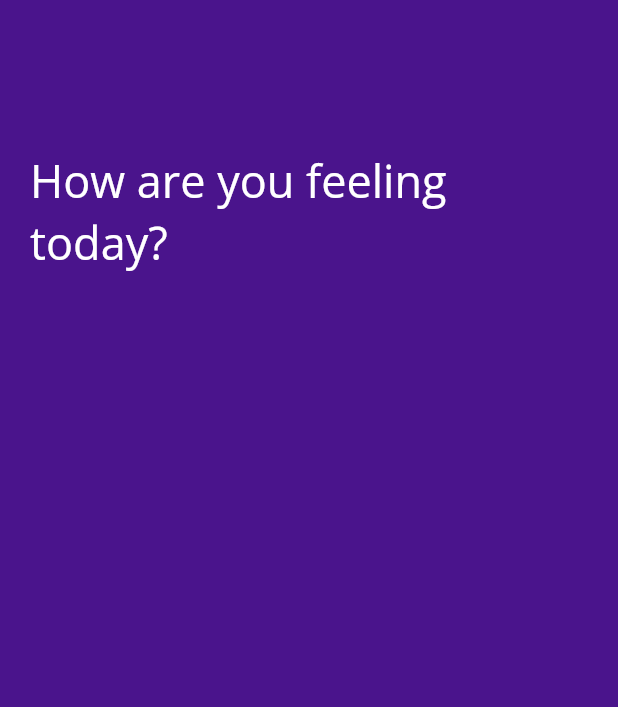
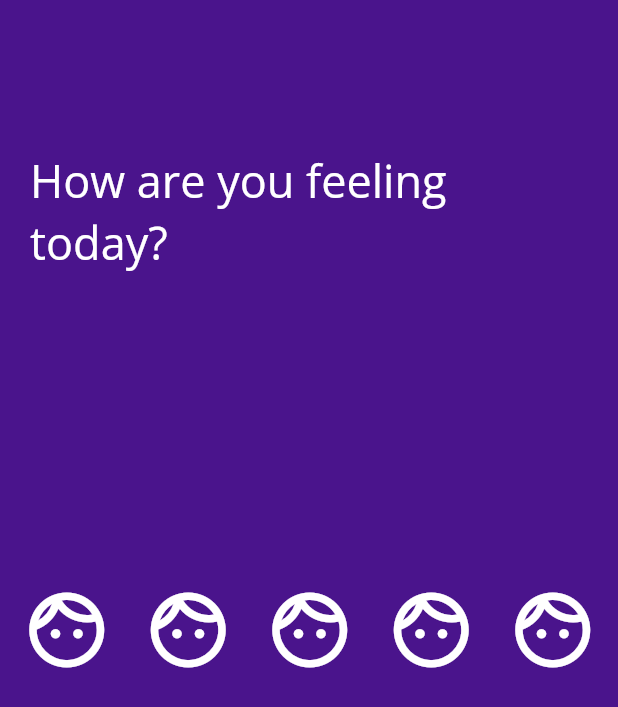
Before and after one commit to lyds214/Journey, a Flutter app: the Question screen opened directly, on a phone screen of 412 x 824 dp. Shown: the top 707 px of the screen. Run offline on Flutter 3.47's test engine with Material 2 defaults, Android fonts, the phone set to English and light mode, and no system bars; our stand-ins replace google_fonts; missing offline and left inert: fancy_on_boarding.

Commit message:
mood selector

```diff
--- a/journey/lib/questionnair/mood.dart
+++ b/journey/lib/questionnair/mood.dart
@@ -1,4 +1,5 @@
 import 'package:flutter/material.dart';
+import 'package:journey/music_selection.dart';
 
 class Question extends StatefulWidget {
   @override
@@ -8,7 +9,8 @@ class Question extends StatefulWidget {
 class _QuestionState extends State<Question> {
   @override
   Widget build(BuildContext context) {
-    return Column(
+    return Scaffold(
+      body: Column(
         mainAxisAlignment: MainAxisAlignment.start,
         children: <Widget>[
           Center(
@@ -24,9 +26,83 @@ class _QuestionState extends State<Question> {
           ),
           Column(
             mainAxisAlignment: MainAxisAlignment.center,
-          children: <Widget>[Row()],
+            children: <Widget>[
+              Padding(
+                padding: EdgeInsets.fromLTRB(6, 100, 5, 1),
+                child: Row(
+                  mainAxisAlignment: MainAxisAlignment.center,
+                  children: <Widget>[
+                    IconButton(
+                      icon: Icon(Icons.face_outlined),
+                      color: Colors.white,
+                      iconSize: 60,
+                      onPressed: () {
+                        Navigator.push(
+                          context,
+                          MaterialPageRoute(
+                              builder: (context) => MusicSelection()),
+                        );
+                      },
+                    ),
+                    SizedBox(width: 5),
+                    IconButton(
+                      icon: Icon(Icons.face_outlined),
+                      color: Colors.white,
+                      iconSize: 60,
+                      onPressed: () {
+                        Navigator.push(
+                          context,
+                          MaterialPageRoute(
+                              builder: (context) => MusicSelection()),
+                        );
+                      },
+                    ),
+                    SizedBox(width: 5),
+                    IconButton(
+                      icon: Icon(Icons.face_outlined),
+                      color: Colors.white,
+                      iconSize: 60,
+                      onPressed: () {
+                        Navigator.push(
+                          context,
+                          MaterialPageRoute(
+                              builder: (context) => MusicSelection()),
+                        );
+                      },
+                    ),
+                    SizedBox(width: 5),
+                    IconButton(
+                      icon: Icon(Icons.face_outlined),
+                      color: Colors.white,
+                      iconSize: 60,
+                      onPressed: () {
+                        Navigator.push(
+                          context,
+                          MaterialPageRoute(
+                              builder: (context) => MusicSelection()),
+                        );
+                      },
+                    ),
+                    SizedBox(width: 5),
+                    IconButton(
+                      icon: Icon(Icons.face_outlined),
+                      color: Colors.white,
+                      iconSize: 60,
+                      onPressed: () {
+                        Navigator.push(
+                          context,
+                          MaterialPageRoute(
+                              builder: (context) => MusicSelection()),
+                        );
+                      },
                     ),
                   ],
+                ),
+              )
+            ],
+          ),
+        ],
+      ),
     );
   }
 }
```
Also changed, not shown: journey/lib/music_selection.dart (added, +107 -0 lines), journey/lib/screens/entries.dart (+13 -17 lines), journey/lib/screens/home.dart (+17 -21 lines), journey/pubspec.lock. Lines whose indentation alone changed are shown as unchanged.
